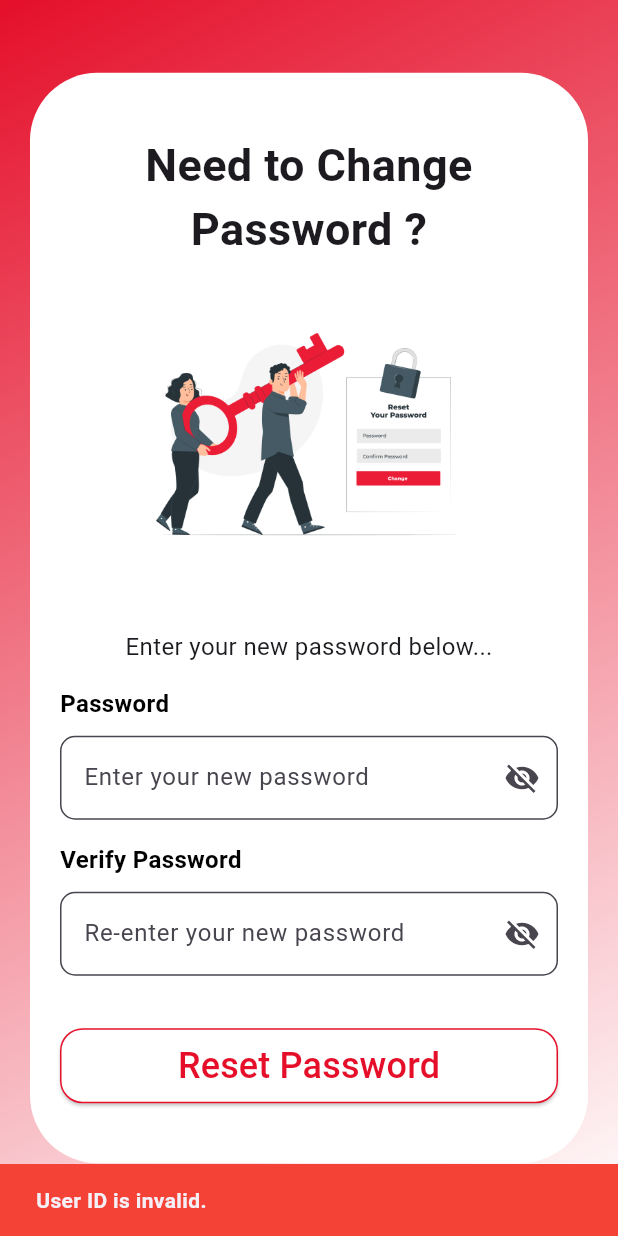
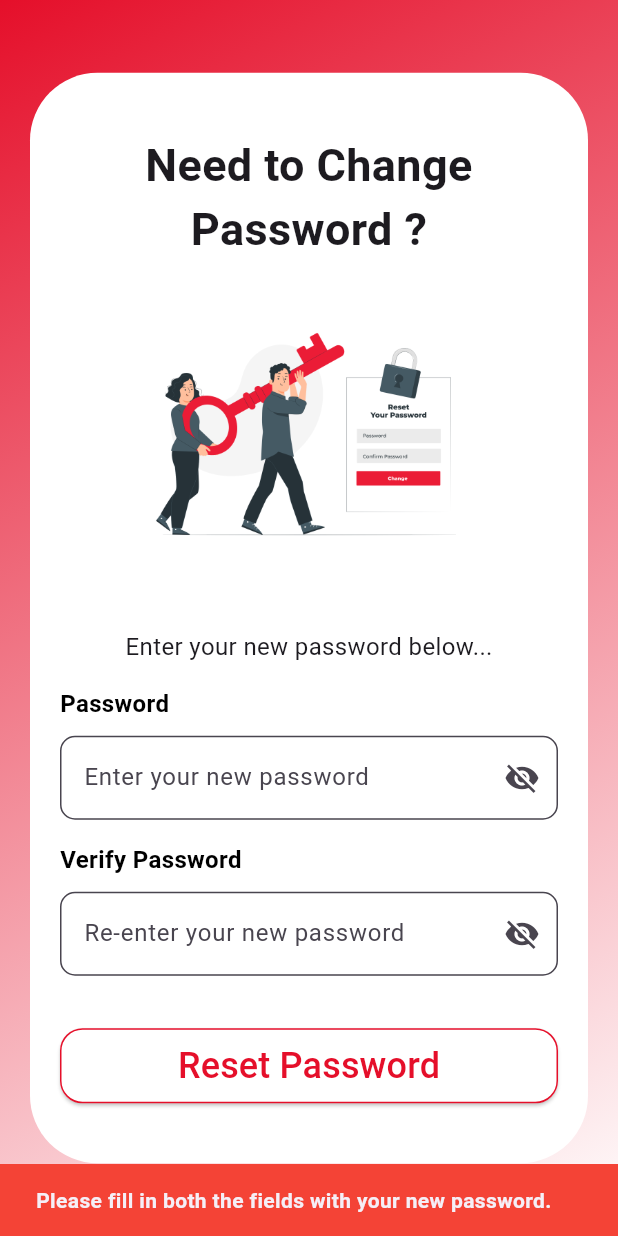
Before and after one commit to ArvinFox/LifeBlood-Blood-Donation-App, a Flutter app: the ResetPasswordScreen screen opened directly with empty values, after a tap on "Reset Password", on a phone screen of 412 x 824 dp. Run offline on Flutter 3.47's test engine with Material 3 defaults, Android fonts, the phone set to English and light mode, and no system bars; our stand-ins replace carousel_slider, cloud_firestore, curved_navigation_bar, file_picker, firebase_auth, firebase_core and 4 more; missing offline and left inert: twilio_flutter; accounts and stored records are empty; project files that could hold a hidden picture were left out.

Commit message:
Implement password reset functionality

```diff
--- a/lib/screens/auth/update_password/reset_pswd_screen.dart
+++ b/lib/screens/auth/update_password/reset_pswd_screen.dart
@@ -1,10 +1,11 @@
-import 'package:cloud_firestore/cloud_firestore.dart';
 import 'package:firebase_auth/firebase_auth.dart';
 import 'package:flutter/material.dart';
 import 'package:lifeblood_blood_donation_app/components/custom_button.dart';
 import 'package:lifeblood_blood_donation_app/components/text_field.dart';
+import 'package:lifeblood_blood_donation_app/providers/user_provider.dart';
 import 'package:lifeblood_blood_donation_app/services/user_service.dart';
 import 'package:lifeblood_blood_donation_app/utils/helpers.dart';
+import 'package:provider/provider.dart';
 import '../../../components/custom_container.dart';
 
 class ResetPasswordScreen extends StatefulWidget {
@@ -21,17 +22,23 @@ class _ResetPasswordPageState extends State<ResetPasswordScreen> {
   final TextEditingController _newPasswordController = TextEditingController();
   final TextEditingController _verifyPasswordController = TextEditingController();
   final _formKey = GlobalKey<FormState>();
+  final UserService _userService = UserService();
+
   bool isLoading = false;
   String passwordStrength = '';
 
-  void resetPassword() async {
-    final FirebaseFirestore firestore = FirebaseFirestore.instance;
-    final FirebaseAuth auth = FirebaseAuth.instance;
-    final authService = UserService();
-
+  void resetPassword(String userId) async {
     setState(() {
       isLoading = true;
     });
+
+    if (_newPasswordController.text.isEmpty || _verifyPasswordController.text.isEmpty) {
+      Helpers.showError(context, "Please fill in both the fields with your new password.");
+      setState(() {
+        isLoading = false;
+      });
+      return;
+    }
 
     if(_newPasswordController.text != _verifyPasswordController.text){
       Helpers.showError(context, "Passwords do not match. Please try again.");
@@ -41,19 +48,16 @@ class _ResetPasswordPageState extends State<ResetPasswordScreen> {
       return;
     }
 
-    try{
-      final user = await firestore.collection('user').where('contactNumber',isEqualTo: widget.contactNumber).get();
+    try {
+      final user = await _userService.getUserById(userId);
 
-      if(user.docs.isEmpty){
+      if (user == null) {
         Helpers.showError(context, "User not found.");
         setState(() {
           isLoading = false;
         });
         return;
       }
-
-      DocumentSnapshot userDoc = user.docs.first;
-      String userId = userDoc.id;
 
       if (userId.isEmpty) {
         Helpers.showError(context, "User ID is invalid.");
@@ -63,11 +67,10 @@ class _ResetPasswordPageState extends State<ResetPasswordScreen> {
         return;
       }
 
-      User? currentUser = auth.currentUser;
-      if(currentUser != null && currentUser.uid == userId){
-        await authService.updatePassword(_newPasswordController.text);
-      }
-      else{
+      final currentUser = FirebaseAuth.instance.currentUser;
+      if (currentUser != null && currentUser.uid == userId) {
+        await _userService.updatePassword(_newPasswordController.text);
+      } else {
         Helpers.showError(context, "You are not logged in as the current user.");
         setState(() {
           isLoading = false;
@@ -75,13 +78,16 @@ class _ResetPasswordPageState extends State<ResetPasswordScreen> {
         return;
       }
 
-      Helpers.showSucess(context, "Password reset successfully.");
-      authService.signOut(); //for logout user
-      Navigator.pushNamed(context, '/login');
+      Helpers.showSucess(context, "Password updated successfully.");
+      Navigator.pushNamedAndRemoveUntil(
+        context,
+        '/home_profile',
+        (Route<dynamic> route) => false,
+      );
 
-    }catch (e){
-      Helpers.showError(context, "An error occurred. Please try again.");
-      print(e);
+    } catch (e) {
+      Helpers.debugPrintWithBorder("Error updating password: $e");
+      Helpers.showError(context, "An error occurred. Please login again and retry.");
       setState(() {
         isLoading = false;
       });
@@ -97,7 +103,18 @@ class _ResetPasswordPageState extends State<ResetPasswordScreen> {
 
   @override
   Widget build(BuildContext context) {
-    return Scaffold(
+    final userProvider = Provider.of<UserProvider>(context, listen: false);
+
+    return WillPopScope(
+      onWillPop: () async {
+        Navigator.pushNamedAndRemoveUntil(
+          context,
+          '/home_profile',
+          (Route<dynamic> route) => false,
+        );
+        return false;
+      },
+      child: Scaffold(
         body: CustomContainer(
           child: Column(
             mainAxisAlignment: MainAxisAlignment.spaceEvenly,
@@ -151,26 +168,9 @@ class _ResetPasswordPageState extends State<ResetPasswordScreen> {
                       hintText: 'Re-enter your new password',
                       controller: _verifyPasswordController,
                       hasAstricks: true,
-                    onChanged: (value){
-                      setState(() {
-                        passwordStrength = Helpers.checkPasswordStrength(value);
-                      });
-                    },
                       validator: (value) {
                         return Helpers.validateInputFields(value, 'Please re-enter your password here');
                       }
-                  ),
-                  if (_verifyPasswordController.text.isNotEmpty)
-                    Text(
-                      'Password Strength: ${passwordStrength == 'Weak Password' ? 'Password is too weak. Try using a mix of letters, numbers, and symbols.' : passwordStrength}',
-                      style: TextStyle(
-                        color: passwordStrength == 'Strong Password'
-                            ? Colors.green
-                            : passwordStrength == 'Medium Password'
-                                ? Colors.orange
-                                : Colors.red,
-                        fontWeight: FontWeight.w500,
-                      ),
                     ),
                   ],
                 ),
@@ -179,9 +179,7 @@ class _ResetPasswordPageState extends State<ResetPasswordScreen> {
               CustomButton(
                 onPressed: isLoading
                   ? null
-                : () {
-                  resetPassword();
-                },
+                  : () => resetPassword(userProvider.user!.userId!),
                 btnLabel: 'Reset Password',
                 buttonChild: isLoading
                   ? SizedBox(
@@ -202,6 +200,7 @@ class _ResetPasswordPageState extends State<ResetPasswordScreen> {
             ],
           ),
         ),
+      ),
     );
   }
 }
--- a/lib/screens/profile_screen.dart
+++ b/lib/screens/profile_screen.dart
@@ -1,5 +1,4 @@
 import 'package:firebase_auth/firebase_auth.dart';
-import 'package:flutter/cupertino.dart';
 import 'package:flutter/material.dart';
 import 'package:lifeblood_blood_donation_app/components/custom_main_app_bar.dart';
 import 'package:lifeblood_blood_donation_app/components/drawer/side_drawer.dart';
--- a/lib/services/otp_service.dart
+++ b/lib/services/otp_service.dart
@@ -17,7 +17,7 @@ class OtpService{
     try {
       await twilio.sendSMS(
         toNumber: phoneNumber,
-        messageBody: "LifeBlood OTP: $otp. Valid for 30 seconds. Do not share this code with anyone."
+        messageBody: "LifeBlood OTP: $otp. Valid for 3 minutes. Do not share this code with anyone."
       );
       Helpers.debugPrintWithBorder("OTP sent successfully via SMS ($phoneNumber)");
       return true;
```
Also changed, not shown: lib/screens/auth/update_password/enter_mobile_no.dart (+29 -23 lines), lib/screens/auth/update_password/enter_otp_screen.dart (+73 -58 lines), 4 other files. Lines whose indentation alone changed are shown as unchanged.
